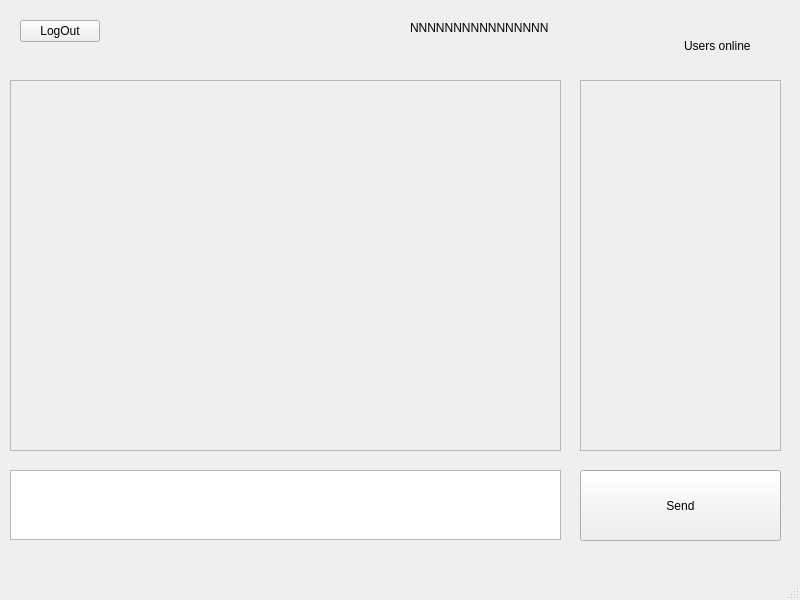
First picture: the form in ClientQt/ClientSide/chat.ui, repository raik199x/Clent-server-Chat-linux, before the edit.
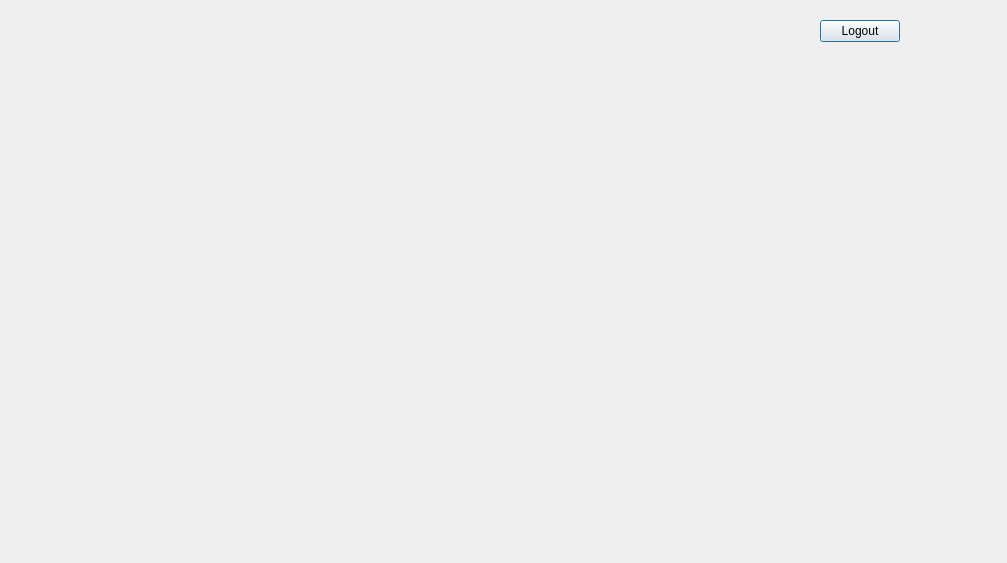
Second picture: the form after the edit.

Commit message: established Client->Server connection

```diff
--- a/ClientQt/ClientSide/chat.ui
+++ b/ClientQt/ClientSide/chat.ui
@@ -1,152 +1,31 @@
 <?xml version="1.0" encoding="UTF-8"?>
 <ui version="4.0">
  <class>Chat</class>
- <widget class="QMainWindow" name="Chat">
+ <widget class="QDialog" name="Chat">
   <property name="geometry">
    <rect>
     <x>0</x>
     <y>0</y>
-    <width>800</width>
-    <height>600</height>
+    <width>1007</width>
+    <height>563</height>
    </rect>
   </property>
   <property name="windowTitle">
    <string>MainWindow</string>
   </property>
-  <widget class="QWidget" name="centralwidget">
-   <widget class="QLabel" name="YourNickname">
-    <property name="geometry">
-     <rect>
-      <x>410</x>
-      <y>20</y>
-      <width>151</width>
-      <height>16</height>
-     </rect>
-    </property>
-    <property name="text">
-     <string>NNNNNNNNNNNNNNNN</string>
-    </property>
-   </widget>
-   <widget class="QScrollArea" name="ClientChat">
-    <property name="geometry">
-     <rect>
-      <x>10</x>
-      <y>80</y>
-      <width>551</width>
-      <height>371</height>
-     </rect>
-    </property>
-    <property name="widgetResizable">
-     <bool>true</bool>
-    </property>
-    <widget class="QWidget" name="scrollAreaWidgetContents">
-     <property name="geometry">
-      <rect>
-       <x>0</x>
-       <y>0</y>
-       <width>549</width>
-       <height>369</height>
-      </rect>
-     </property>
-    </widget>
-   </widget>
-   <widget class="QWidget" name="horizontalLayoutWidget">
-    <property name="geometry">
-     <rect>
-      <x>580</x>
-      <y>10</y>
-      <width>201</width>
-      <height>71</height>
-     </rect>
-    </property>
-    <layout class="QHBoxLayout" name="horizontalLayout">
-     <item>
-      <widget class="QLabel" name="label_2">
-       <property name="text">
-        <string/>
-       </property>
-      </widget>
-     </item>
-     <item>
-      <widget class="QLabel" name="label_3">
-       <property name="text">
-        <string>Users online</string>
-       </property>
-      </widget>
-     </item>
-    </layout>
-   </widget>
-   <widget class="QScrollArea" name="UsersOnline">
-    <property name="geometry">
-     <rect>
-      <x>580</x>
-      <y>80</y>
-      <width>201</width>
-      <height>371</height>
-     </rect>
-    </property>
-    <property name="widgetResizable">
-     <bool>true</bool>
-    </property>
-    <widget class="QWidget" name="scrollAreaWidgetContents_2">
-     <property name="geometry">
-      <rect>
-       <x>0</x>
-       <y>0</y>
-       <width>199</width>
-       <height>369</height>
-      </rect>
-     </property>
-    </widget>
-   </widget>
-   <widget class="QPlainTextEdit" name="WriteMessage">
-    <property name="geometry">
-     <rect>
-      <x>10</x>
-      <y>470</y>
-      <width>551</width>
-      <height>70</height>
-     </rect>
-    </property>
-   </widget>
-   <widget class="QPushButton" name="SendMessage">
-    <property name="geometry">
-     <rect>
-      <x>580</x>
-      <y>470</y>
-      <width>201</width>
-      <height>71</height>
-     </rect>
-    </property>
-    <property name="text">
-     <string>Send</string>
-    </property>
-   </widget>
-   <widget class="QPushButton" name="LogOut">
-    <property name="geometry">
-     <rect>
-      <x>20</x>
-      <y>20</y>
-      <width>80</width>
-      <height>22</height>
-     </rect>
-    </property>
-    <property name="text">
-     <string>LogOut</string>
-    </property>
-   </widget>
-  </widget>
-  <widget class="QMenuBar" name="menubar">
+  <widget class="QPushButton" name="logout">
    <property name="geometry">
     <rect>
-     <x>0</x>
-     <y>0</y>
-     <width>800</width>
-     <height>19</height>
+     <x>820</x>
+     <y>20</y>
+     <width>80</width>
+     <height>22</height>
     </rect>
    </property>
+   <property name="text">
+    <string>Logout</string>
+   </property>
   </widget>
-  <widget class="QStatusBar" name="statusbar"/>
  </widget>
  <resources/>
  <connections/>
```
Left out of the diff: 2 changed lines with no effect on the pictures. The commit also changes 13 other files.
